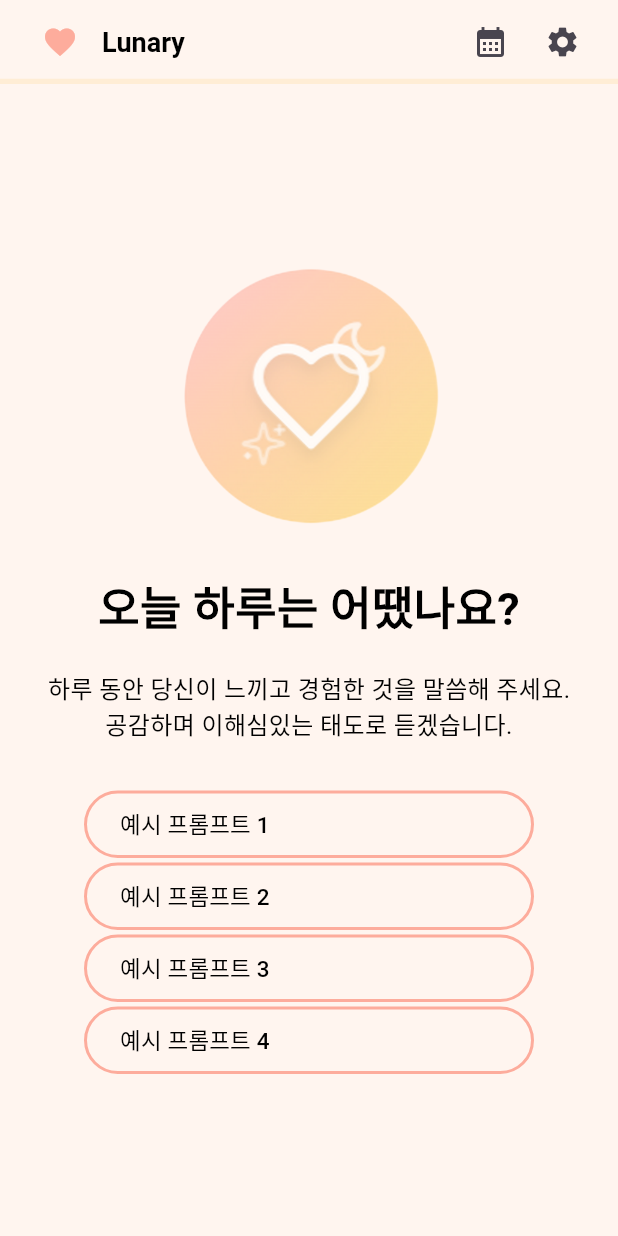
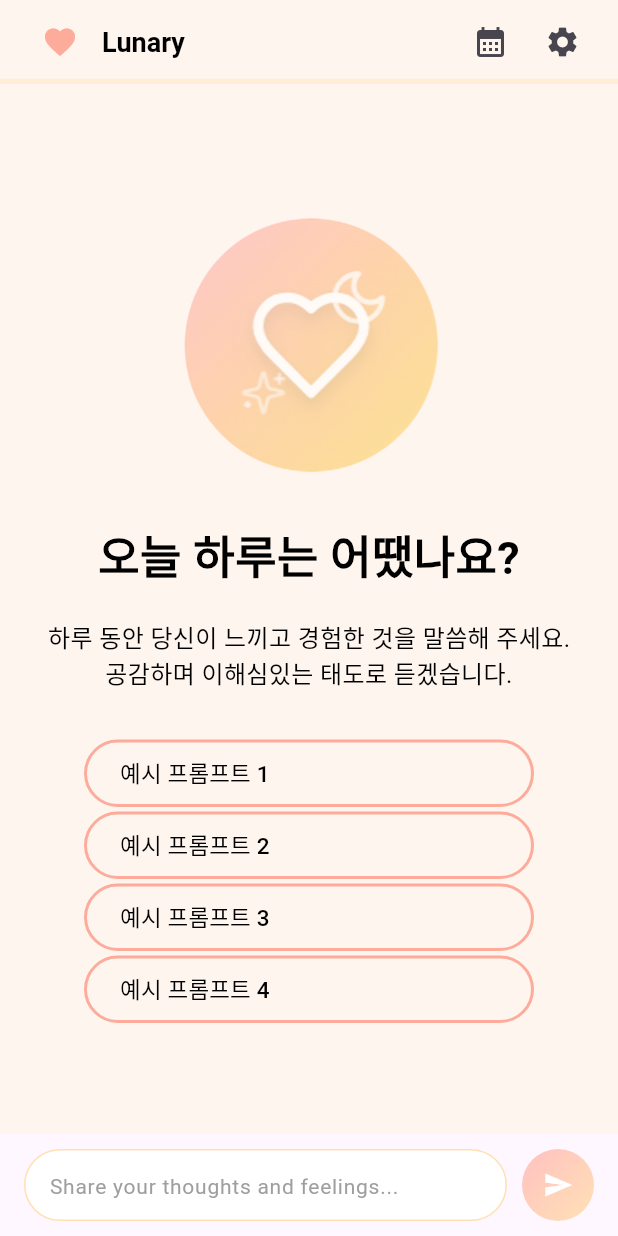
Before and after one commit to Zaixian5/Lunary, a Flutter app: the screen it shows after launch, on a phone screen of 412 x 824 dp. Run offline on Flutter 3.47's test engine with Material 3 defaults, Android fonts, the phone set to English and light mode, and no system bars.

Commit message:
feat: 홈 화면 하단 네비게이션 바의 채팅 UI 구현
[!중요]
현재 채팅창을 누르면 키보드가 나타나며 화면이 잘리는 버그가 있음. 당장 수정할 것

[TODO]
이 채팅 UI를 사용하는 화면 에서 onSend 로직 구현하기

```diff
--- a/lib/screens/home/home_screen.dart
+++ b/lib/screens/home/home_screen.dart
@@ -2,6 +2,7 @@ import 'package:flutter/material.dart';
 import 'package:lunary/widgets/common_app_bar.dart';
 import 'package:lunary/screens/home/introduce.dart';
 import 'package:lunary/screens/home/prompt_example.dart';
+import 'package:lunary/widgets/chat_input_field.dart';
 
 class HomeScreen extends StatelessWidget {
   const HomeScreen({super.key});
@@ -22,6 +23,7 @@ class HomeScreen extends StatelessWidget {
           ],
         ),
       ),
+      bottomNavigationBar: ChatInputField(),
     );
   }
 }
--- /dev/null
+++ b/lib/widgets/chat_input_field.dart
@@ -0,0 +1,86 @@
+import 'package:flutter/material.dart';
+
+class ChatInputField extends StatefulWidget {
+  // 사용자가 메시지를 전송했을 때 호출되는 콜백 함수입니다.
+  // 외부에서 이 위젯을 사용할 때 메시지 처리 로직을 여기에 연결할 수 있습니다.
+  final void Function(String)? onSend;
+
+  const ChatInputField({super.key, this.onSend});
+
+  @override
+  State<ChatInputField> createState() => _ChatInputFieldState();
+}
+
+class _ChatInputFieldState extends State<ChatInputField> {
+  // 사용자가 입력한 텍스트를 관리하는 컨트롤러입니다.
+  // TextField의 현재 입력값에 접근하거나 초기화할 때 사용됩니다.
+  final TextEditingController _controller = TextEditingController();
+
+  // 입력된 텍스트를 전송 처리하는 함수
+  // - 입력값이 비어 있지 않으면 외부 콜백(onSend)을 호출(onSend 함수는 ChatInputField 인스턴스를 만들때 생성자로 받는 매개변수임)
+  // - 이후 입력창을 초기화
+  void _handleSend() {
+    final text = _controller.text.trim(); // trim(): 앞뒤 공백 제거
+    if (text.isNotEmpty) {
+      widget.onSend?.call(text); // null-safe 호출. null이 아닐 때만 실행
+      _controller.clear(); // 입력창 비우기
+    }
+  }
+
+  @override
+  Widget build(BuildContext context) {
+    return SafeArea(
+      // 기기 하단 영역(iPhone 홈 바 등) 침범 방지
+      child: Container(
+        padding: const EdgeInsets.symmetric(horizontal: 16, vertical: 10),
+        color: Colors.transparent, // 배경은 투명하게 유지
+        child: Row(
+          children: [
+            // 입력창(TextField)이 포함된 둥근 박스
+            Expanded(
+              child: Container(
+                height: 48,
+                padding: const EdgeInsets.symmetric(horizontal: 16),
+                decoration: BoxDecoration(
+                  color: Colors.white,
+                  borderRadius: BorderRadius.circular(24), // 둥근 모서리
+                  border: Border.all(color: Colors.orange.shade100), // 테두리 색
+                ),
+                child: Center(
+                  child: TextField(
+                    controller: _controller,
+                    decoration: const InputDecoration(
+                      border: InputBorder.none, // TextField의 기본 테두리 없애기
+                      hintText: "Share your thoughts and feelings...",
+                      hintStyle: TextStyle(color: Colors.grey, fontSize: 14),
+                    ),
+                    onSubmitted: (_) => _handleSend(), // 키보드 제출 시 전송
+                  ),
+                ),
+              ),
+            ),
+            const SizedBox(width: 10),
+
+            // 전송 버튼
+            Container(
+              width: 48,
+              height: 48,
+              decoration: const BoxDecoration(
+                shape: BoxShape.circle,
+                gradient: LinearGradient(
+                  colors: [Color(0xFFFFC1C1), Color(0xFFFFE1B5)],
+                  begin: Alignment.topLeft,
+                  end: Alignment.bottomRight,
+                ),
+              ),
+              child: IconButton(
+                icon: const Icon(Icons.send, color: Colors.white, size: 20),
+                onPressed: _handleSend,
+              ),
+            ),
+          ],
+        ),
+      ),
+    );
+  }
+}
```
